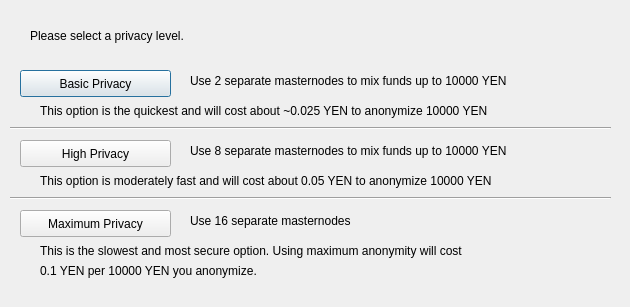
Above: src/qt/forms/obfuscationconfig.ui from smartinsider/cryptoyen-classic before the change. Below: the same form after it.
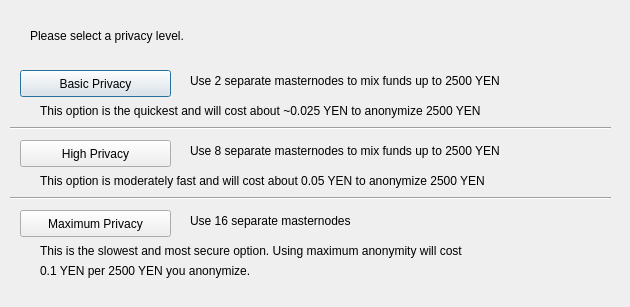
That is the form after the change.

```diff
--- a/src/qt/forms/obfuscationconfig.ui
+++ b/src/qt/forms/obfuscationconfig.ui
@@ -75,7 +75,7 @@
     </rect>
    </property>
    <property name="text">
-    <string>Use 2 separate masternodes to mix funds up to 10000 YEN</string>
+    <string>Use 2 separate masternodes to mix funds up to 2500 YEN</string>
    </property>
   </widget>
   <widget class="QLabel" name="label_3">
@@ -88,7 +88,7 @@
     </rect>
    </property>
    <property name="text">
-    <string>Use 8 separate masternodes to mix funds up to 10000 YEN</string>
+    <string>Use 8 separate masternodes to mix funds up to 2500 YEN</string>
    </property>
   </widget>
   <widget class="QLabel" name="label_4">
@@ -114,7 +114,7 @@
     </rect>
    </property>
    <property name="text">
-    <string>This option is the quickest and will cost about ~0.025 YEN to anonymize 10000 YEN</string>
+    <string>This option is the quickest and will cost about ~0.025 YEN to anonymize 2500 YEN</string>
    </property>
   </widget>
   <widget class="QLabel" name="label_7">
@@ -127,7 +127,7 @@
     </rect>
    </property>
    <property name="text">
-    <string>This option is moderately fast and will cost about 0.05 YEN to anonymize 10000 YEN</string>
+    <string>This option is moderately fast and will cost about 0.05 YEN to anonymize 2500 YEN</string>
    </property>
   </widget>
   <widget class="QLabel" name="label_8">
@@ -153,7 +153,7 @@
     </rect>
    </property>
    <property name="text">
-    <string>0.1 YEN per 10000 YEN you anonymize.</string>
+    <string>0.1 YEN per 2500 YEN you anonymize.</string>
    </property>
   </widget>
   <widget class="Line" name="line">
```
